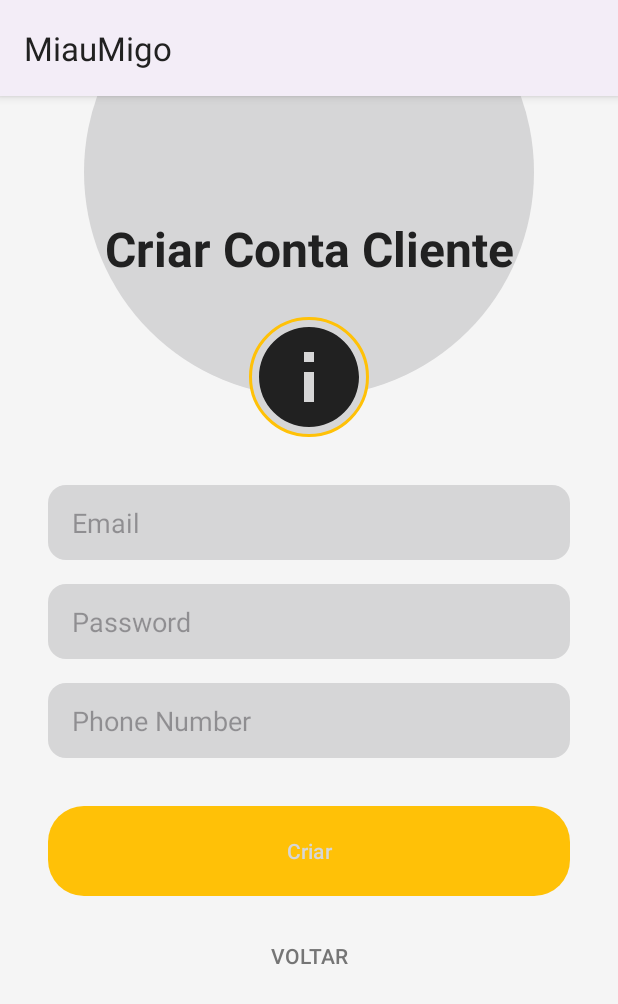
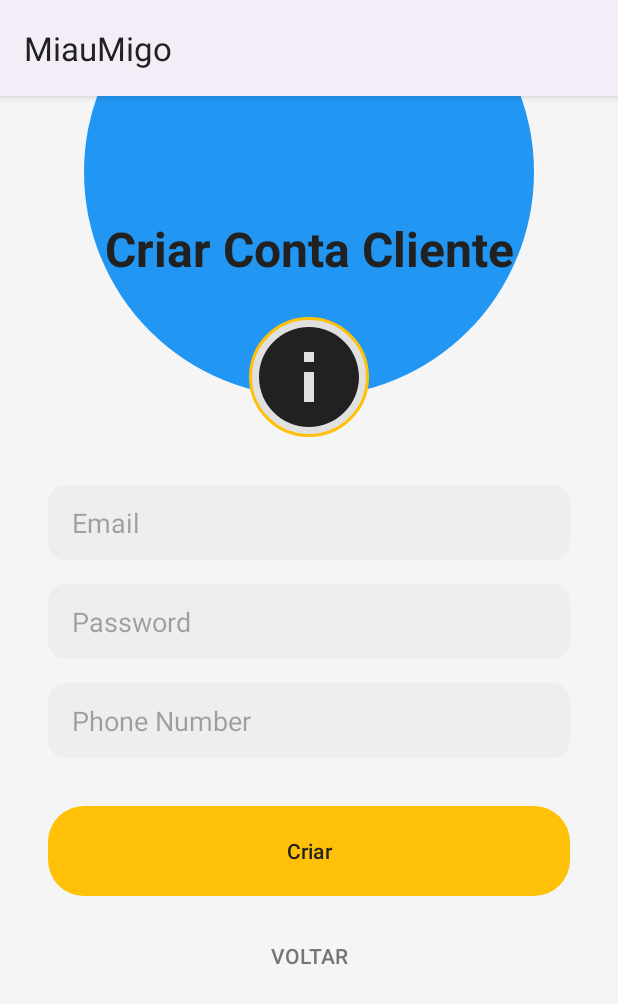
Before and after one commit to txgns/miauamigoMobile, an Android app: the screen it shows after launch (RegisterActivity), after a tap on "Cliente", on a phone screen of 412 x 824 dp. Shown: the top 1004 px of the screen. Run offline under Robolectric (Android 15) with nearby library versions, the phone set to English and light mode, and no system bars; our stand-ins replace Firebase (no records; nobody signed in at launch, a user with empty details on screens opened directly).

Commit message:
fix colors.xml

```diff
--- a/app/src/main/res/values/colors.xml
+++ b/app/src/main/res/values/colors.xml
@@ -2,6 +2,7 @@
 <resources>
     <color name="primary">#FFC107</color>
     <color name="primary_dark">#FFA000</color>
+    <color name="primary_light">#FFD54F</color>
     <color name="accent">#4CAF50</color>
     <color name="accent_dark">#388E3C</color>
 
@@ -11,9 +12,19 @@
     <color name="app_background">#F5F5F5</color>
     <color name="background">#F5F5F5</color>
     <color name="surface">#FFFFFF</color>
+    <color name="surface_variant">#E0E0E0</color>
 
     <color name="text_primary">#212121</color>
     <color name="text_secondary">#757575</color>
+    <color name="text_on_primary">#212121</color>
 
     <color name="input_field_background">#EEEEEE</color>
+    <color name="input_background">#EEEEEE</color>
+
+    <color name="client_primary">#2196F3</color>
+    <color name="vendor_primary">#FF9800</color>
+
+    <color name="success">#4CAF50</color>
+    <color name="error">#F44336</color>
+    <color name="border_light">#E0E0E0</color>
 </resources>
```
